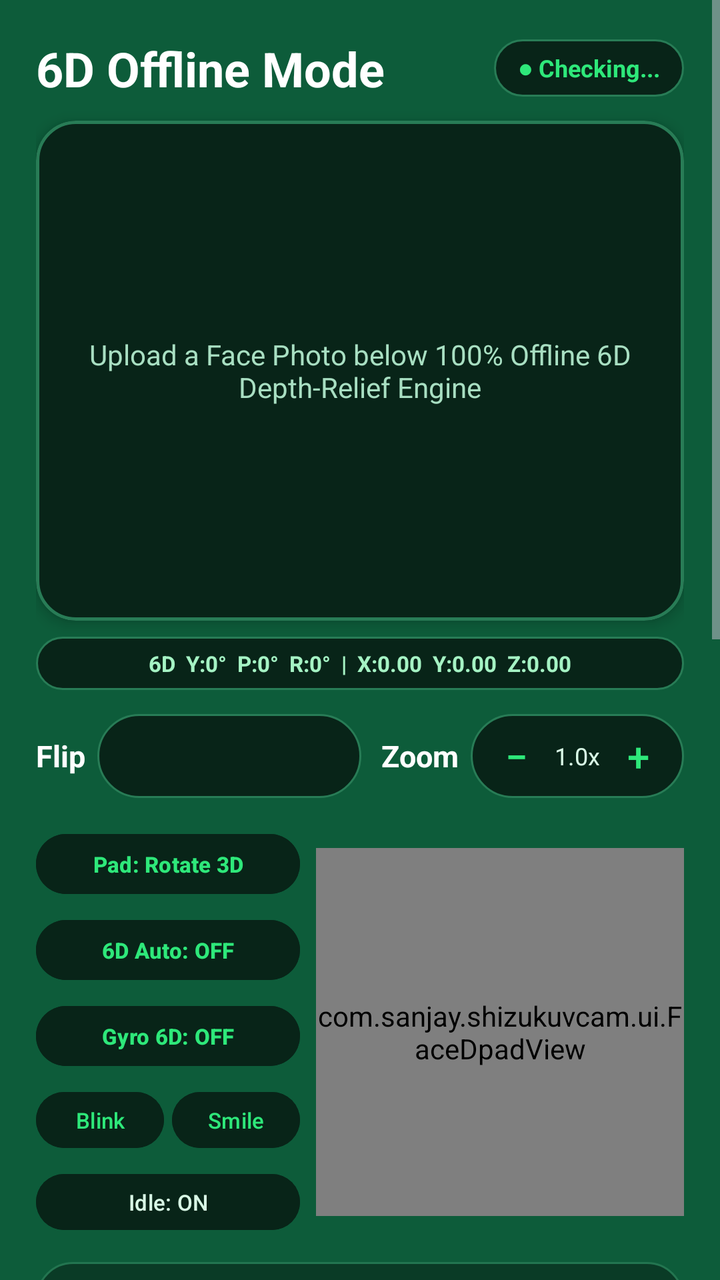
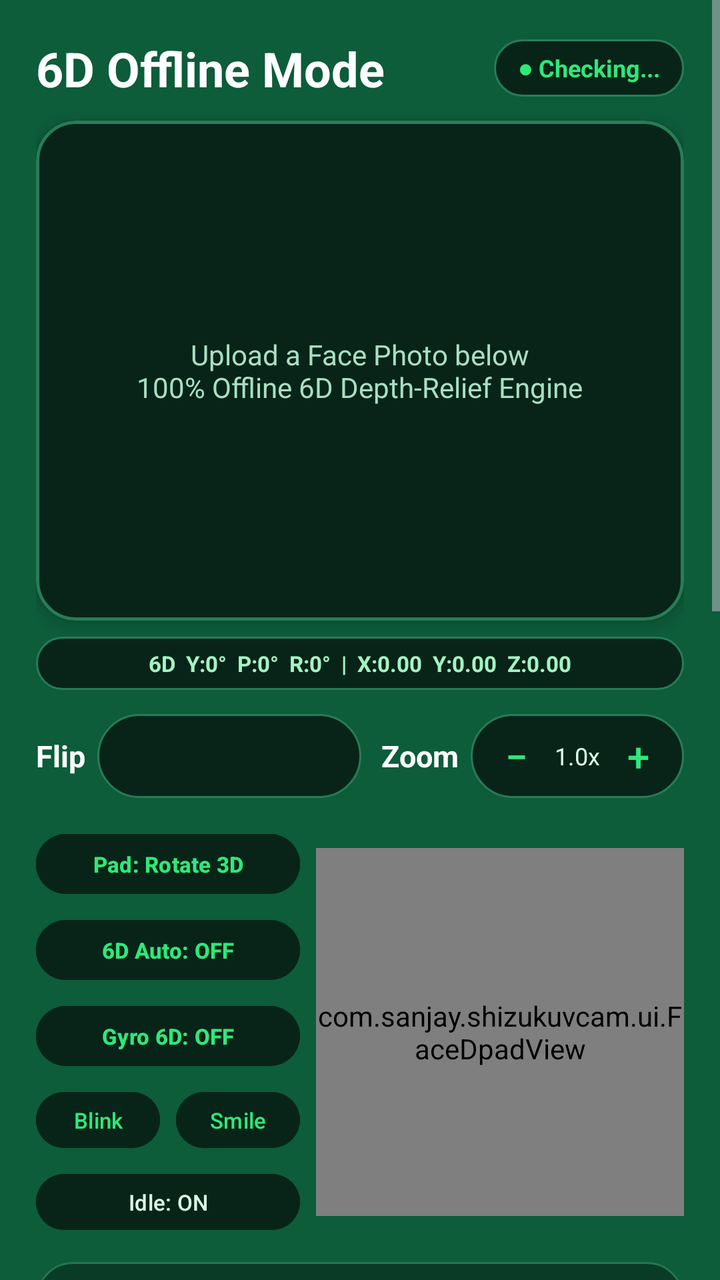

The first picture is an Android layout as it rendered before a commit; the second is the same layout after the commit. The layout source and the unified diff follow.
<!-- AndroidManifest.xml: application theme Theme.Material3.Dark.NoActionBar -->
<!-- res/layout/activity_main.xml -->
<?xml version="1.0" encoding="utf-8"?>
<ScrollView xmlns:android="http://schemas.android.com/apk/res/android"
    xmlns:app="http://schemas.android.com/apk/res-auto"
    android:layout_width="match_parent"
    android:layout_height="match_parent"
    android:background="#0D5C3A"
    android:fillViewport="true">

    <LinearLayout
        android:layout_width="match_parent"
        android:layout_height="wrap_content"
        android:orientation="vertical"
        android:padding="18dp">

        
        <LinearLayout
            android:layout_width="match_parent"
            android:layout_height="wrap_content"
            android:gravity="center_vertical"
            android:orientation="horizontal"
            android:layout_marginBottom="10dp">

            <TextView
                android:layout_width="0dp"
                android:layout_height="wrap_content"
                android:layout_weight="1"
                android:text="6D Offline Mode"
                android:textColor="#FFFFFF"
                android:textSize="24sp"
                android:textStyle="bold" />

            <TextView
                android:id="@+id/tvShizukuBadge"
                android:layout_width="wrap_content"
                android:layout_height="wrap_content"
                android:background="@drawable/bg_pill_dark"
                android:paddingLeft="12dp"
                android:paddingTop="6dp"
                android:paddingRight="12dp"
                android:paddingBottom="6dp"
                android:text="● Checking..."
                android:textColor="#2EE87A"
                android:textSize="12sp"
                android:textStyle="bold" />
        </LinearLayout>

        
        <com.google.android.material.card.MaterialCardView
            android:layout_width="match_parent"
            android:layout_height="250dp"
            android:layout_marginBottom="8dp"
            app:cardBackgroundColor="#082418"
            app:cardCornerRadius="20dp"
            app:cardElevation="4dp"
            app:strokeColor="#287C56"
            app:strokeWidth="1.5dp">

            <FrameLayout
                android:layout_width="match_parent"
                android:layout_height="match_parent">

                <ImageView
                    android:id="@+id/ivLivePreview"
                    android:layout_width="match_parent"
                    android:layout_height="match_parent"
                    android:scaleType="centerCrop"
                    android:contentDescription="Live 6D Face Preview" />

                <TextView
                    android:id="@+id/tvPreviewOverlayHint"
                    android:layout_width="wrap_content"
                    android:layout_height="wrap_content"
                    android:layout_gravity="center"
                    android:gravity="center"
                    android:padding="16dp"
                    android:text="Upload a Face Photo below
100% Offline 6D Depth-Relief Engine"
                    android:textColor="#A8DFC2"
                    android:textSize="14sp" />
            </FrameLayout>
        </com.google.android.material.card.MaterialCardView>

        
        <TextView
            android:id="@+id/tv6DReadout"
            android:layout_width="match_parent"
            android:layout_height="wrap_content"
            android:layout_marginBottom="12dp"
            android:background="@drawable/bg_pill_dark"
            android:gravity="center"
            android:padding="6dp"
            android:text="6D  Y:0°  P:0°  R:0°  |  X:0.00  Y:0.00  Z:0.00"
            android:textColor="#A5F3C4"
            android:textSize="11sp"
            android:textStyle="bold" />

        
        <LinearLayout
            android:layout_width="match_parent"
            android:layout_height="wrap_content"
            android:gravity="center_vertical"
            android:orientation="horizontal"
            android:layout_marginBottom="14dp">

            <TextView
                android:layout_width="wrap_content"
                android:layout_height="wrap_content"
                android:text="Flip"
                android:textColor="#FFFFFF"
                android:textSize="15sp"
                android:textStyle="bold"
                android:layout_marginEnd="6dp" />

            <Spinner
                android:id="@+id/spinnerFlip"
                android:layout_width="0dp"
                android:layout_height="42dp"
                android:layout_weight="1"
                android:background="@drawable/bg_pill_dark"
                android:paddingStart="10dp"
                android:paddingEnd="10dp"
                android:layout_marginEnd="10dp" />

            <TextView
                android:layout_width="wrap_content"
                android:layout_height="wrap_content"
                android:text="Zoom"
                android:textColor="#FFFFFF"
                android:textSize="15sp"
                android:textStyle="bold"
                android:layout_marginEnd="6dp" />

            <LinearLayout
                android:layout_width="wrap_content"
                android:layout_height="42dp"
                android:background="@drawable/bg_pill_dark"
                android:gravity="center_vertical"
                android:orientation="horizontal"
                android:paddingStart="4dp"
                android:paddingEnd="4dp">

                <Button
                    android:id="@+id/btnZoomMinus"
                    style="@style/Widget.Material3.Button.TextButton"
                    android:layout_width="38dp"
                    android:layout_height="40dp"
                    android:minWidth="0dp"
                    android:padding="0dp"
                    android:text="−"
                    android:textColor="#2EE87A"
                    android:textSize="20sp" />

                <TextView
                    android:id="@+id/tvZoomValue"
                    android:layout_width="wrap_content"
                    android:layout_height="wrap_content"
                    android:text="1.0x"
                    android:textColor="#D9F9E6"
                    android:textSize="12sp" />

                <Button
                    android:id="@+id/btnZoomPlus"
                    style="@style/Widget.Material3.Button.TextButton"
                    android:layout_width="38dp"
                    android:layout_height="40dp"
                    android:minWidth="0dp"
                    android:padding="0dp"
                    android:text="+"
                    android:textColor="#2EE87A"
                    android:textSize="20sp" />
            </LinearLayout>
        </LinearLayout>

        
        <LinearLayout
            android:layout_width="match_parent"
            android:layout_height="wrap_content"
            android:gravity="center_vertical"
            android:orientation="horizontal"
            android:layout_marginBottom="12dp">

            <LinearLayout
                android:layout_width="0dp"
                android:layout_height="wrap_content"
                android:layout_weight="1"
                android:orientation="vertical"
                android:paddingEnd="8dp">

                <Button
                    android:id="@+id/btnPadMode"
                    android:layout_width="match_parent"
                    android:layout_height="38dp"
                    android:backgroundTint="#082418"
                    android:text="Pad: Rotate 3D"
                    android:textColor="#2EE87A"
                    android:textSize="11sp"
                    android:textStyle="bold"
                    android:layout_marginBottom="5dp" />

                <Button
                    android:id="@+id/btnAutoMove"
                    android:layout_width="match_parent"
                    android:layout_height="38dp"
                    android:backgroundTint="#082418"
                    android:text="6D Auto: OFF"
                    android:textColor="#2EE87A"
                    android:textSize="11sp"
                    android:textStyle="bold"
                    android:layout_marginBottom="5dp" />

                <Button
                    android:id="@+id/btnGyro6D"
                    android:layout_width="match_parent"
                    android:layout_height="38dp"
                    android:backgroundTint="#082418"
                    android:text="Gyro 6D: OFF"
                    android:textColor="#2EE87A"
                    android:textSize="11sp"
                    android:textStyle="bold"
                    android:layout_marginBottom="5dp" />

                <LinearLayout
                    android:layout_width="match_parent"
                    android:layout_height="wrap_content"
                    android:orientation="horizontal"
                    android:layout_marginBottom="5dp">

                    <Button
                        android:id="@+id/btnBlink"
                        android:layout_width="0dp"
                        android:layout_height="36dp"
                        android:layout_weight="1"
                        android:layout_marginEnd="4dp"
                        android:backgroundTint="#082418"
                        android:padding="0dp"
                        android:text="Blink"
                        android:textColor="#2EE87A"
                        android:textSize="11sp" />

                    <Button
                        android:id="@+id/btnSmile"
                        android:layout_width="0dp"
                        android:layout_height="36dp"
                        android:layout_weight="1"
                        android:backgroundTint="#082418"
                        android:padding="0dp"
                        android:text="Smile"
                        android:textColor="#2EE87A"
                        android:textSize="11sp" />
                </LinearLayout>

                <Button
                    android:id="@+id/btnIdleToggle"
                    android:layout_width="match_parent"
                    android:layout_height="36dp"
                    android:backgroundTint="#082418"
                    android:text="Idle: ON"
                    android:textColor="#D9F9E6"
                    android:textSize="11sp" />
            </LinearLayout>

            <com.sanjay.shizukuvcam.ui.FaceDpadView
                android:id="@+id/faceDpad"
                android:layout_width="184dp"
                android:layout_height="184dp" />
        </LinearLayout>

        
        <LinearLayout
            android:layout_width="match_parent"
            android:layout_height="wrap_content"
            android:background="@drawable/bg_card_panel"
            android:orientation="vertical"
            android:padding="12dp"
            android:layout_marginBottom="12dp">

            <LinearLayout
                android:layout_width="match_parent"
                android:layout_height="wrap_content"
                android:gravity="center_vertical"
                android:orientation="horizontal">

                <TextView
                    android:layout_width="76dp"
                    android:layout_height="wrap_content"
                    android:text="Head Roll"
                    android:textColor="#D9F9E6"
                    android:textSize="12sp"
                    android:textStyle="bold" />

                <SeekBar
                    android:id="@+id/seekRoll"
                    android:layout_width="0dp"
                    android:layout_height="wrap_content"
                    android:layout_weight="1"
                    android:max="200"
                    android:progress="100" />
            </LinearLayout>

            <LinearLayout
                android:layout_width="match_parent"
                android:layout_height="wrap_content"
                android:gravity="center_vertical"
                android:orientation="horizontal"
                android:layout_marginTop="6dp">

                <TextView
                    android:layout_width="76dp"
                    android:layout_height="wrap_content"
                    android:text="3D Depth Z"
                    android:textColor="#D9F9E6"
                    android:textSize="12sp"
                    android:textStyle="bold" />

                <SeekBar
                    android:id="@+id/seekDepthZ"
                    android:layout_width="0dp"
                    android:layout_height="wrap_content"
                    android:layout_weight="1"
                    android:max="200"
                    android:progress="100" />
            </LinearLayout>

            <Button
                android:id="@+id/btnReset6D"
                android:layout_width="match_parent"
                android:layout_height="38dp"
                android:layout_marginTop="8dp"
                android:backgroundTint="#082418"
                android:text="Reset All 6 Axes to Center"
                android:textColor="#2EE87A"
                android:textSize="12sp" />
        </LinearLayout>

        
        <Button
            android:id="@+id/btnFloatOverlay"
            android:layout_width="match_parent"
            android:layout_height="48dp"
            android:layout_marginBottom="14dp"
            android:backgroundTint="#1DB954"
            android:text="Launch 6D Floating Menu (Over Brave)"
            android:textColor="#041F13"
            android:textStyle="bold" />

        
        <LinearLayout
            android:layout_width="match_parent"
            android:layout_height="wrap_content"
            android:background="@drawable/bg_card_panel"
            android:orientation="vertical"
            android:padding="14dp"
            android:layout_marginBottom="14dp">

            <TextView
                android:layout_width="wrap_content"
                android:layout_height="wrap_content"
                android:text="1. Offline Face Photo / Video Source"
                android:textColor="#FFFFFF"
                android:textSize="16sp"
                android:textStyle="bold" />

            <TextView
                android:id="@+id/tvFeedStatus"
                android:layout_width="wrap_content"
                android:layout_height="wrap_content"
                android:layout_marginTop="4dp"
                android:layout_marginBottom="10dp"
                android:text="Status: 100% Offline Ready — Upload a face photo or MP4"
                android:textColor="#B9EBD0"
                android:textSize="13sp" />

            <LinearLayout
                android:layout_width="match_parent"
                android:layout_height="wrap_content"
                android:orientation="horizontal">

                <Button
                    android:id="@+id/btnUploadPhoto"
                    android:layout_width="0dp"
                    android:layout_height="wrap_content"
                    android:layout_weight="1"
                    android:layout_marginEnd="6dp"
                    android:backgroundTint="#1DB954"
                    android:text="Upload Face Photo"
                    android:textColor="#041F13"
                    android:textStyle="bold" />

                <Button
                    android:id="@+id/btnUploadVideo"
                    android:layout_width="0dp"
                    android:layout_height="wrap_content"
                    android:layout_weight="1"
                    android:layout_marginStart="6dp"
                    android:backgroundTint="#082418"
                    android:text="Upload MP4 Video"
                    android:textColor="#2EE87A" />
            </LinearLayout>

            <com.google.android.material.materialswitch.MaterialSwitch
                android:id="@+id/switchEnableVCam"
                android:layout_width="match_parent"
                android:layout_height="wrap_content"
                android:layout_marginTop="10dp"
                android:text="Enable Virtual Camera Feed"
                android:textColor="#FFFFFF"
                android:textSize="15sp" />
        </LinearLayout>

        
        <LinearLayout
            android:layout_width="match_parent"
            android:layout_height="wrap_content"
            android:background="@drawable/bg_card_panel"
            android:orientation="vertical"
            android:padding="14dp">

            <TextView
                android:layout_width="wrap_content"
                android:layout_height="wrap_content"
                android:text="2. Target App &amp; Shizuku Sync"
                android:textColor="#FFFFFF"
                android:textSize="16sp"
                android:textStyle="bold" />

            <Spinner
                android:id="@+id/spinnerApps"
                android:layout_width="match_parent"
                android:layout_height="44dp"
                android:layout_marginTop="8dp"
                android:background="@drawable/bg_pill_dark"
                android:paddingStart="12dp"
                android:paddingEnd="12dp" />

            <Button
                android:id="@+id/btnSyncTarget"
                android:layout_width="match_parent"
                android:layout_height="wrap_content"
                android:layout_marginTop="10dp"
                android:backgroundTint="#1DB954"
                android:text="Sync to Target App &amp; Force-Stop"
                android:textColor="#041F13"
                android:textStyle="bold" />

            <LinearLayout
                android:layout_width="match_parent"
                android:layout_height="wrap_content"
                android:layout_marginTop="8dp"
                android:orientation="horizontal">

                <Button
                    android:id="@+id/btnReconnectShizuku"
                    android:layout_width="0dp"
                    android:layout_height="wrap_content"
                    android:layout_weight="1"
                    android:layout_marginEnd="6dp"
                    android:backgroundTint="#082418"
                    android:text="Reconnect Shizuku"
                    android:textColor="#2EE87A" />

                <Button
                    android:id="@+id/btnOpenLSPatch"
                    android:layout_width="0dp"
                    android:layout_height="wrap_content"
                    android:layout_weight="1"
                    android:layout_marginStart="6dp"
                    android:backgroundTint="#082418"
                    android:text="Open LSPatch"
                    android:textColor="#2EE87A" />
            </LinearLayout>
        </LinearLayout>

    </LinearLayout>
</ScrollView>
<!-- resources referenced by this layout -->
<resources>
  <!-- drawable bg_card_panel (drawable) -->
  <?xml version="1.0" encoding="utf-8"?>
  <shape xmlns:android="http://schemas.android.com/apk/res/android"
      android:shape="rectangle">
      <solid android:color="#0A3B26" />
      <corners android:radius="18dp" />
      <stroke android:width="1dp" android:color="#237550" />
  </shape>
  <!-- drawable bg_pill_dark (drawable) -->
  <?xml version="1.0" encoding="utf-8"?>
  <shape xmlns:android="http://schemas.android.com/apk/res/android"
      android:shape="rectangle">
      <solid android:color="#082418" />
      <corners android:radius="22dp" />
      <stroke android:width="1dp" android:color="#287C56" />
  </shape>
</resources>

<!-- the commit's change to res/layout/activity_main.xml (unified diff, before → after) -->
@@ -73,8 +73,7 @@
                     android:layout_gravity="center"
                     android:gravity="center"
                     android:padding="16dp"
-                    android:text="Upload a Face Photo below
-100% Offline 6D Depth-Relief Engine"
+                    android:text="Upload a Face Photo below\n100% Offline 6D Depth-Relief Engine"
                     android:textColor="#A8DFC2"
                     android:textSize="14sp" />
             </FrameLayout>
@@ -242,6 +241,7 @@
                         android:layout_width="0dp"
                         android:layout_height="36dp"
                         android:layout_weight="1"
+                        android:layout_marginStart="4dp"
                         android:backgroundTint="#082418"
                         android:padding="0dp"
                         android:text="Smile"
@@ -397,6 +397,12 @@
                     android:textColor="#2EE87A" />
             </LinearLayout>
 
+            <com.sanjay.shizukuvcam.RealVirtualToggleButton
+                android:layout_width="match_parent"
+                android:layout_height="48dp"
+                android:layout_marginTop="10dp"
+                android:contentDescription="Toggle between real camera and virtual camera feed" />
+
             <com.google.android.material.materialswitch.MaterialSwitch
                 android:id="@+id/switchEnableVCam"
                 android:layout_width="match_parent"
